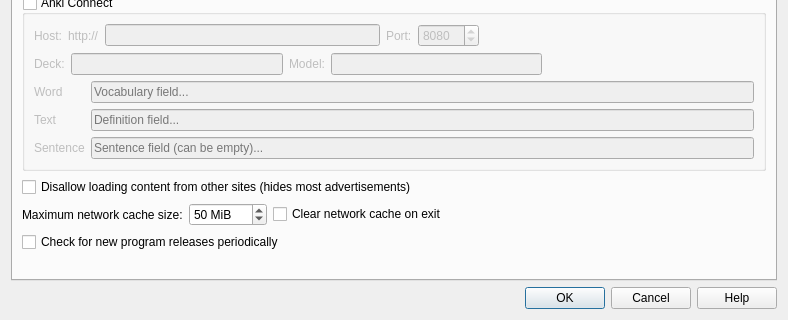
This is src/ui/preferences.ui in xiaoyifang/goldendict-ng as Qt 5 draws it before an edit; both pictures show x 0 to 788 and y 242 to 562 of the 788 by 562 pixel window. The edited form follows.
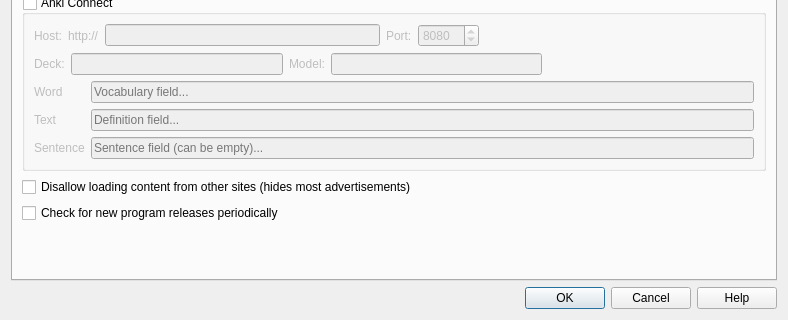
This is the edited form. The open tabs and pages were chosen to show the change. Icons and pictures are not drawn.

Commit message:
feat(config): remove network cache options (#2688)
remove network cache options, from Qt6+ ,the defaultProfile() is off-the-record mode

```diff
--- a/src/ui/preferences.ui
+++ b/src/ui/preferences.ui
@@ -1343,59 +1343,6 @@
          </property>
         </widget>
        </item>
-       <item>
-        <layout class="QHBoxLayout" name="horizontalLayout_11">
-         <item>
-          <widget class="QLabel" name="label_20">
-           <property name="text">
-            <string>Maximum network cache size:</string>
-           </property>
-          </widget>
-         </item>
-         <item>
-          <widget class="QSpinBox" name="maxNetworkCacheSize">
-           <property name="toolTip">
-            <string>Maximum disk space occupied by GoldenDict's network cache in
-%1
-If set to 0 the network disk cache will be disabled.</string>
-           </property>
-           <property name="suffix">
-            <string> MiB</string>
-           </property>
-           <property name="maximum">
-            <number>2000</number>
-           </property>
-           <property name="value">
-            <number>50</number>
-           </property>
-          </widget>
-         </item>
-         <item>
-          <widget class="QCheckBox" name="clearNetworkCacheOnExit">
-           <property name="toolTip">
-            <string>When this option is enabled, GoldenDict
-clears its network cache from disk during exit.</string>
-           </property>
-           <property name="text">
-            <string>Clear network cache on exit</string>
-           </property>
-          </widget>
-         </item>
-         <item>
-          <spacer name="horizontalSpacer_15">
-           <property name="orientation">
-            <enum>Qt::Horizontal</enum>
-           </property>
-           <property name="sizeHint" stdset="0">
-            <size>
-             <width>40</width>
-             <height>20</height>
-            </size>
-           </property>
-          </spacer>
-         </item>
-        </layout>
-       </item>
        <item>
         <widget class="QCheckBox" name="checkForNewReleases">
          <property name="toolTip">
```
The commit also changes 7 other files.
